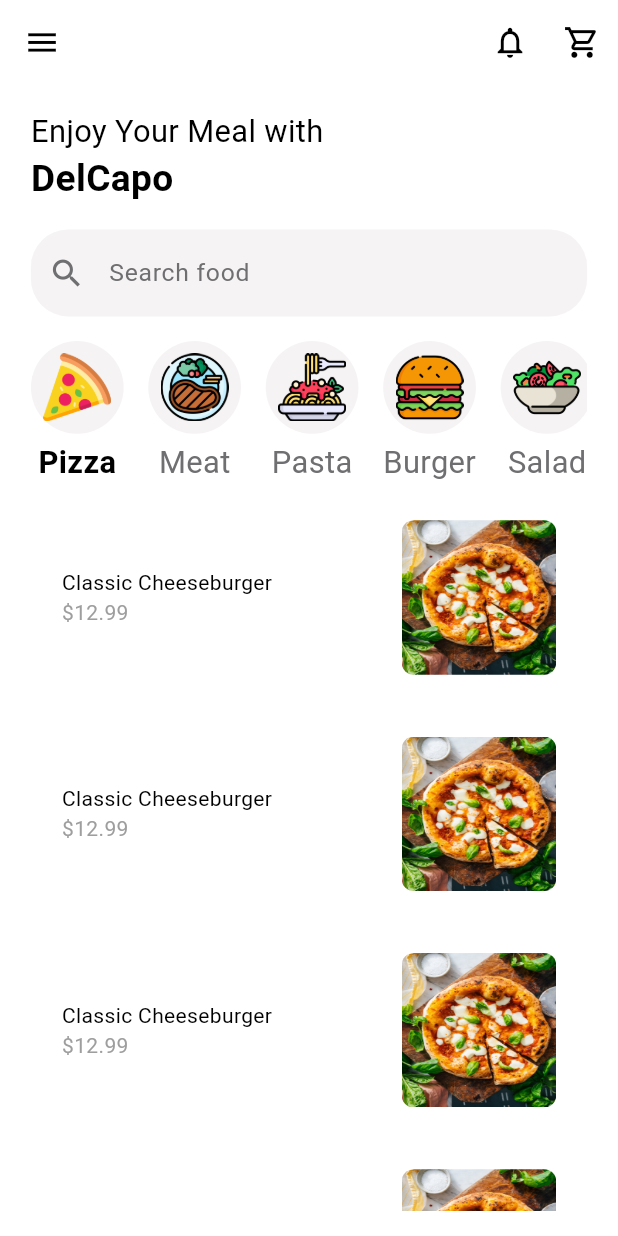
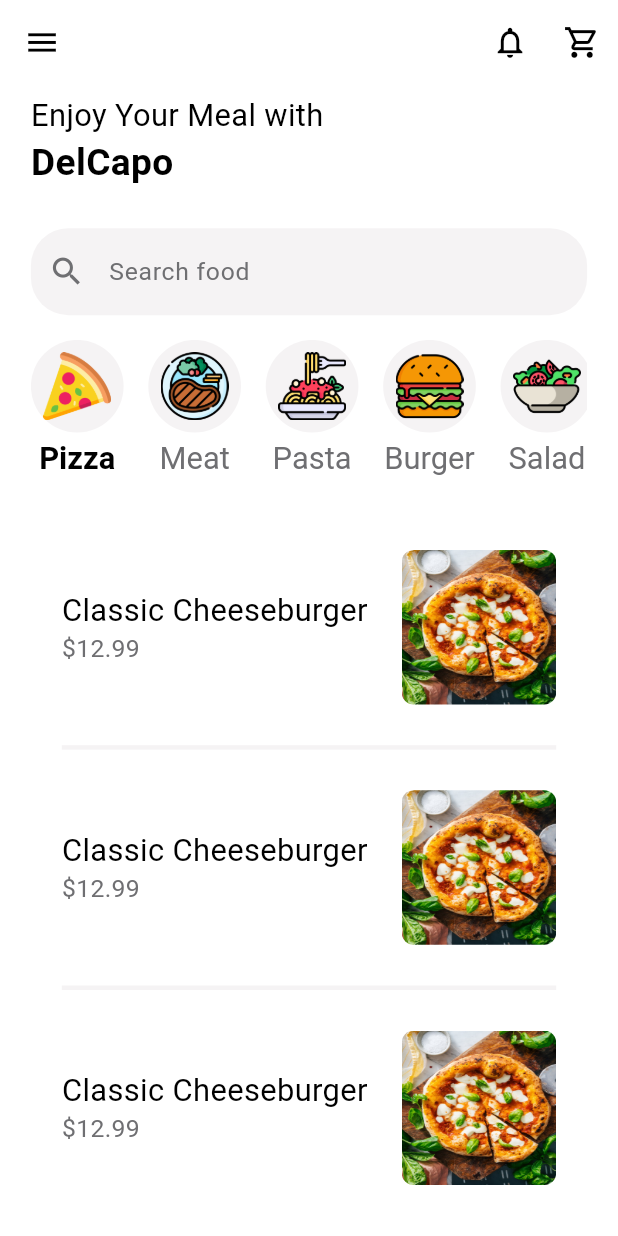
Before and after one commit to Som401/Restaurant-App, a Flutter app: the HomePage screen opened directly, on a phone screen of 412 x 824 dp. Run offline on Flutter 3.47's test engine with Material 3 defaults, Android fonts, the phone set to English and light mode, and no system bars; our stand-ins replace animated_splash_screen, cloud_firestore, firebase_auth, firebase_core; accounts and stored records are empty.

Commit message:
sliverAppBar adjusted

```diff
--- a/frontend/lib/components/food_components/food_category_icon.dart
+++ b/frontend/lib/components/food_components/food_category_icon.dart
@@ -33,6 +33,7 @@ class _FoodCategoryIconState extends State<FoodCategoryIcon> {
           child: Image.asset(
             widget.imagePath,
             width: minDimension * 0.11,
+            height: minDimension * 0.11,
           ),
         ),
         SizedBox(height: minDimension * 0.01),
--- a/frontend/lib/components/food_components/food_category_list.dart
+++ b/frontend/lib/components/food_components/food_category_list.dart
@@ -44,8 +44,9 @@ class CategoryTabBarState extends State<CategoryTabBar> {
     final width = MediaQuery.of(context).size.width;
     final minDimension = min(width, height);
     final categories = generateCategoryNames();
+
     return SizedBox(
-      height: height * 0.12,
+      height: minDimension * 0.25,
       child: ListView.builder(
         scrollDirection: Axis.horizontal,
         itemCount: categories.length,
--- a/frontend/lib/components/food_components/food_tile.dart
+++ b/frontend/lib/components/food_components/food_tile.dart
@@ -16,8 +16,7 @@ class FoodTile extends StatelessWidget {
     final minDimension = min(width, height);
     return Container(
       decoration: BoxDecoration(
-        color: Theme.of(context).colorScheme.background,
-        //color: Theme.of(context).colorScheme.tertiary,
+        //color: Theme.of(context).colorScheme.background,
         borderRadius: BorderRadius.circular(12),
       ),
       child: Column(
@@ -32,26 +31,39 @@ class FoodTile extends StatelessWidget {
                     child: Column(
                       crossAxisAlignment: CrossAxisAlignment.start,
                       children: [
-                        Text(food.name),
+                        Text(food.name,
+                            style: TextStyle(
+                              color: Theme.of(context).colorScheme.primary,
+                              fontSize: minDimension * 0.05,
+                            )),
                         Text(
                           '\$${food.price}',
                           style: TextStyle(
-                            color: Colors.grey.shade500,
+                            color: Theme.of(context).colorScheme.secondary,
+                            fontSize: minDimension * 0.04,
                           ),
                         ),
-
                       ],
                     ),
                   ),
                   ClipRRect(
                     borderRadius: BorderRadius.circular(8),
                     child: Image.asset(food.imagePath,
-                        height: minDimension*0.25, width: minDimension*0.25, fit: BoxFit.fill),
+                        height: minDimension * 0.25,
+                        width: minDimension * 0.25,
+                        fit: BoxFit.fill),
                   ),
                 ],
               ),
             ),
           ),
+          Padding(
+            padding: EdgeInsets.symmetric(horizontal: width * 0.05),
+            child: Divider(
+              color: Theme.of(context).colorScheme.tertiary,
+              thickness: 3,
+            ),
+          )
         ],
       ),
     );
--- a/frontend/lib/main.dart
+++ b/frontend/lib/main.dart
@@ -1,6 +1,7 @@
 import 'package:flutter/foundation.dart';
 import 'package:flutter/material.dart';
 import 'package:frontend/models/restaurant.dart';
+import 'package:frontend/pages/home_page.dart';
 import 'package:frontend/pages/splash_screen_page.dart';
 import 'package:frontend/providers/theme_provider.dart';
 import 'package:frontend/providers/user_provider.dart';
@@ -45,7 +46,7 @@ class MyApp extends StatelessWidget {
       title: 'Restaurant App',
       debugShowCheckedModeBanner: false,
       theme: Provider.of<ThemeProvider>(context).themeData,
-      home: const SplashScreen(),
+      home: const HomePage(),
     );
   }
 }
--- a/frontend/lib/pages/home_page.dart
+++ b/frontend/lib/pages/home_page.dart
@@ -1,11 +1,13 @@
 import 'dart:math';
 
+import 'package:flutter/cupertino.dart';
 import 'package:flutter/material.dart';
 import 'package:flutter/widgets.dart';
 import 'package:frontend/components/drawer/my_drawer.dart';
 import 'package:frontend/components/food_components/food_tile.dart';
-import 'package:frontend/components/search-box/search_box.dart';
+import 'package:frontend/components/search_box/search_box.dart';
 import 'package:frontend/components/food_components/food_category_list.dart';
+import 'package:frontend/components/sliver_app_bar/my_sliver_app_bar.dart';
 import 'package:frontend/models/restaurant.dart';
 import 'package:frontend/models/user.dart';
 import 'package:frontend/models/food.dart';
@@ -50,50 +52,17 @@ Widget build(BuildContext context) {
       key: _scaffoldKey,
       drawer: const MyDrawer(),
       body: NestedScrollView(
-      headerSliverBuilder: (BuildContext context, bool innerBoxIsScrolled) {
-        return <Widget>[
-          SliverAppBar(
-            backgroundColor: Theme.of(context).colorScheme.background,
-            scrolledUnderElevation: 0,
-            centerTitle: false,
-            leading: IconButton(
-              icon: Icon(
-                Icons.menu,
-                color: Theme.of(context).colorScheme.primary,
-                size: minDimension * 0.06,
-              ),
-              onPressed: () {
-                _scaffoldKey.currentState?.openDrawer();
-              },
-            ),
-            actions: [
-              IconButton(
-                icon: Icon(
-                  Icons.notifications_none_outlined,
-                  color: Theme.of(context).colorScheme.primary,
-                  size: minDimension * 0.06,
-                ),
-                onPressed: () {},
-              ),
-              IconButton(
-                icon: Icon(
-                  Icons.shopping_cart_outlined,
-                  color: Theme.of(context).colorScheme.primary,
-                  size: minDimension * 0.06,
-                ),
-                onPressed: () {},
-              ),
-            ],
-            pinned: true,
-            floating: true,
-            forceElevated: innerBoxIsScrolled,
-          ),
-        ];
-      },
-      body: Padding(
-        padding: EdgeInsets.symmetric(
-            horizontal: width * 0.05, vertical: height * 0.02),
+        headerSliverBuilder: (BuildContext context, bool innerBoxIsScrolled) =>
+            [
+          MySliverAppBar(
+            scaffoldKey: _scaffoldKey,
+            background: Padding(
+              padding: EdgeInsets.symmetric(horizontal: width * 0.05),
+              child: Container(
+                margin: EdgeInsets.only(
+                    top: minDimension * 0.15, bottom: minDimension * 0.05),
                 child: Column(
+                  mainAxisAlignment: MainAxisAlignment.start,
                   crossAxisAlignment: CrossAxisAlignment.start,
                   children: [
                     Text("Enjoy Your Meal with",
@@ -106,9 +75,29 @@ Widget build(BuildContext context) {
                             color: Theme.of(context).colorScheme.primary,
                             fontSize: minDimension * 0.06,
                             fontWeight: FontWeight.bold)),
+                  ],
+                ),
+              ),
+            ),
+            title: Container(
+              padding: EdgeInsets.symmetric(horizontal: width * 0.05),
+              color: Theme.of(context).colorScheme.background,
+              child: Column(
+                mainAxisSize: MainAxisSize.min,
+                children: [
                   const SearchBox(),
                   CategoryTabBar(tabController: _tabController!),
-            Expanded( // This ensures the menu can scroll to display all elements
+                ],
+              ),
+            ),
+          ),
+        ],
+        body: Container(
+          color: Theme.of(context).colorScheme.background,
+          child: Padding(
+            padding: EdgeInsets.symmetric(
+                horizontal: width * 0.05, vertical: height * 0.02),
+            child: Expanded(
               child: Consumer<Restaurant>(
                 builder: (context, restaurant, child) {
                   return TabBarView(
@@ -118,7 +107,6 @@ Widget build(BuildContext context) {
                 },
               ),
             ),
-          ],
           ),
         ),
       ),
```
Also changed, not shown: frontend/lib/components/sliver_app_bar/my_sliver_app_bar.dart (added, +67 -0 lines), frontend/lib/components/search_box/search_box.dart (renamed from frontend/lib/components/search-box/search_box.dart). Lines whose indentation alone changed are shown as unchanged.
